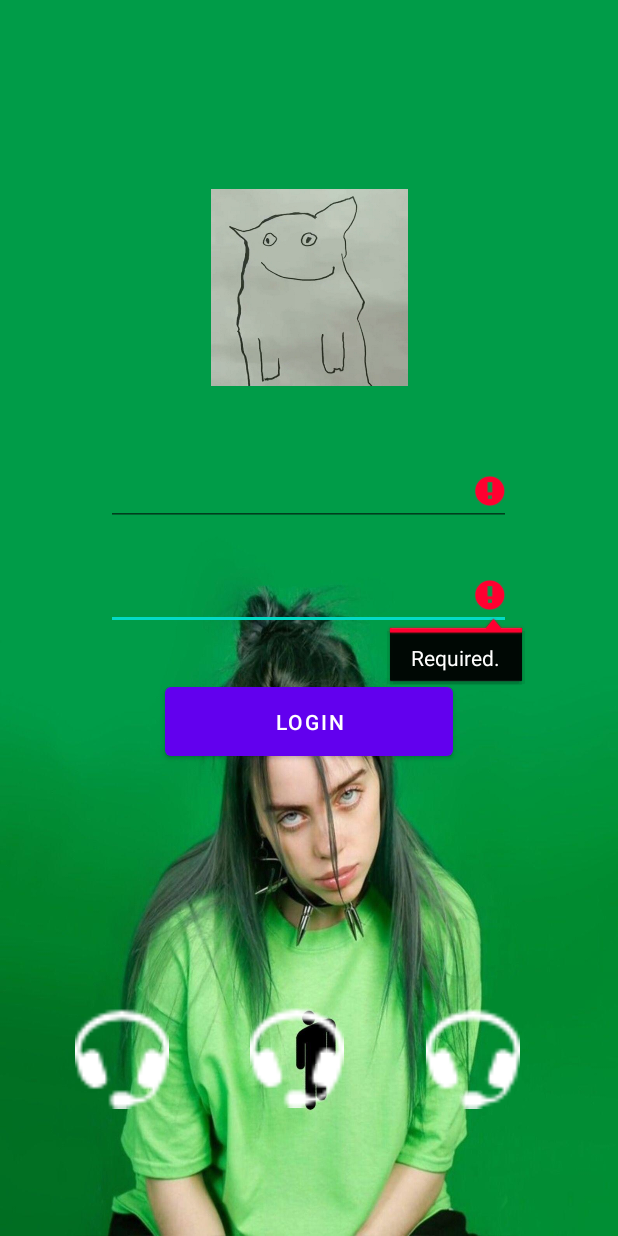
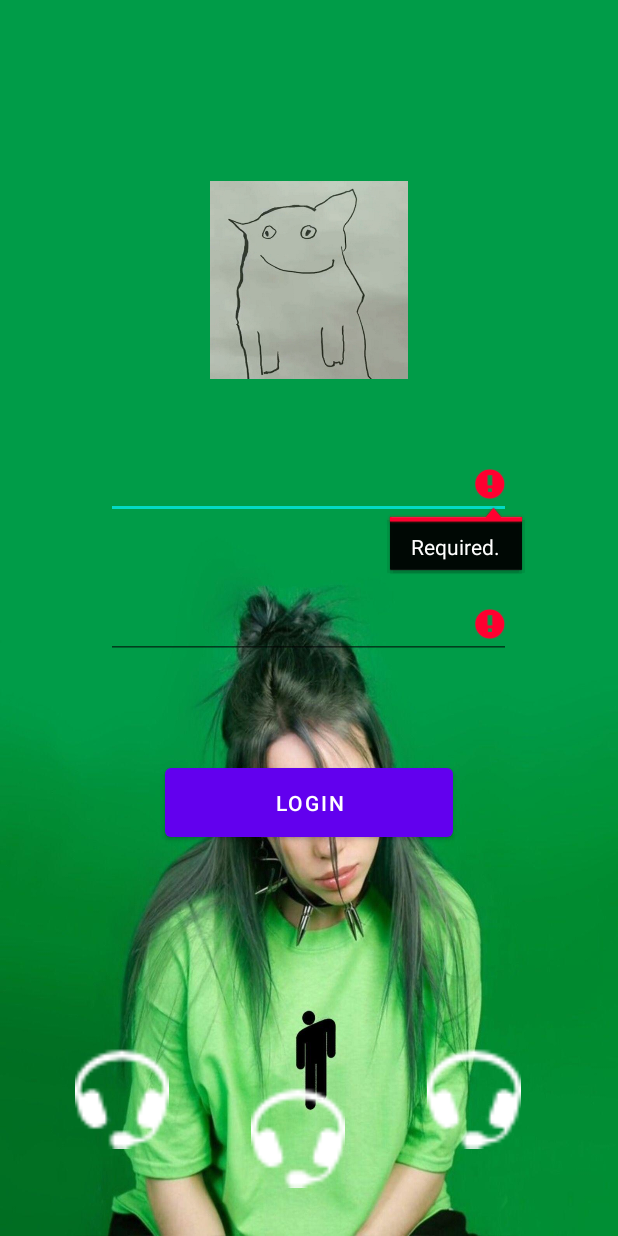
Before and after one commit to pogrib0k/Agrobib-Messanger, an Android app: the screen it shows after launch (LoginActivity), after a tap on "LOGIN", on a phone screen of 412 x 824 dp. Run offline under Robolectric (Android 15) with nearby library versions, the phone set to English and light mode, and no system bars; our stand-ins replace Firebase (no records; nobody signed in at launch, a user with empty details on screens opened directly).

Commit message:
Added Oath authentication with Google, Twitter, Github

```diff
--- a/app/build.gradle
+++ b/app/build.gradle
@@ -43,6 +43,8 @@ dependencies {
     // Declare the dependency for the Firebase Authentication library
     // When using the BoM, you don't specify versions in Firebase library dependencies
     implementation 'com.google.firebase:firebase-auth-ktx'
+    // Also declare the dependency for the Google Play services library and specify its version
+    implementation 'com.google.android.gms:play-services-auth:19.0.0'
 
     implementation "org.jetbrains.kotlin:kotlin-stdlib:$kotlin_version"
     implementation 'androidx.core:core-ktx:1.3.2'
--- a/app/src/main/java/com/nubip/agrobib_messenger/ChatActivity.kt
+++ b/app/src/main/java/com/nubip/agrobib_messenger/ChatActivity.kt
@@ -8,7 +8,7 @@ import com.google.firebase.auth.FirebaseAuth
 import com.google.firebase.auth.ktx.auth
 import com.google.firebase.ktx.Firebase
 import kotlinx.android.synthetic.main.activity_chat.*
-// TODO: remake all
+// TODO: Temporary code. Remake all
 class ChatActivity : AppCompatActivity(), View.OnClickListener {
 
     private lateinit var auth: FirebaseAuth
@@ -18,6 +18,8 @@ class ChatActivity : AppCompatActivity(), View.OnClickListener {
         setContentView(R.layout.activity_chat)
 
         auth = Firebase.auth
+
+        greeting_text.text = "Welcome to Agrobib-messenger, ${auth.currentUser?.email}"
 
         logout_button.setOnClickListener(this)
     }
--- a/app/src/main/java/com/nubip/agrobib_messenger/LoginActivity.kt
+++ b/app/src/main/java/com/nubip/agrobib_messenger/LoginActivity.kt
@@ -1,29 +1,51 @@
 package com.nubip.agrobib_messenger
 
 import android.content.Intent
-import androidx.appcompat.app.AppCompatActivity
 import android.os.Bundle
 import android.text.TextUtils
 import android.util.Log
 import android.view.View
 import android.widget.Toast
+import androidx.appcompat.app.AppCompatActivity
+import com.google.android.gms.auth.api.signin.GoogleSignIn
+import com.google.android.gms.auth.api.signin.GoogleSignInClient
+import com.google.android.gms.auth.api.signin.GoogleSignInOptions
+import com.google.android.gms.common.api.ApiException
+import com.google.android.material.snackbar.Snackbar
 import com.google.firebase.auth.FirebaseAuth
+import com.google.firebase.auth.GoogleAuthProvider
 import com.google.firebase.auth.ktx.auth
 import com.google.firebase.ktx.Firebase
+import com.nubip.agrobib_messenger.oauth.GithubOauth
+import com.nubip.agrobib_messenger.oauth.Oauth
+import com.nubip.agrobib_messenger.oauth.TwitterOauth
 import kotlinx.android.synthetic.main.activity_login.*
+
 
 class LoginActivity : AppCompatActivity(), View.OnClickListener {
 
     private lateinit var auth: FirebaseAuth
+    private lateinit var googleSignInClient: GoogleSignInClient
 
     override fun onCreate(savedInstanceState: Bundle?) {
         super.onCreate(savedInstanceState)
         setContentView(R.layout.activity_login)
-        setContentView(R.layout.activity_login)
 
         auth = Firebase.auth
 
+        // Configure Google Sign In
+        val gso = GoogleSignInOptions.Builder(GoogleSignInOptions.DEFAULT_SIGN_IN)
+                .requestIdToken(getString(R.string.default_web_client_id))
+                .requestEmail()
+                .build()
+
+        googleSignInClient = GoogleSignIn.getClient(this, gso)
+
+        // On click listeners
         login_button.setOnClickListener(this)
+        google_oauth_image.setOnClickListener(this)
+        github_oauth_image.setOnClickListener(this)
+        twitter_oauth_image.setOnClickListener(this)
     }
 
     override fun onClick(v: View) {
@@ -31,31 +53,12 @@ class LoginActivity : AppCompatActivity(), View.OnClickListener {
             R.id.login_button -> {
                 val email = editTextEmail.text.toString()
                 val password = editTextPassword.text.toString()
-                signIn(email, password)
+                signInWithEmailAndPassword(email, password)
             }
+            R.id.google_oauth_image -> signInWithGoogle()
+            R.id.github_oauth_image -> providerOauth(GithubOauth(auth))
+            R.id.twitter_oauth_image -> providerOauth(TwitterOauth(auth))
         }
-    }
-
-    private fun signIn(email: String, password: String) {
-        Log.d(TAG, "signIn:$email")
-        if (!validateForm()) {
-            return
-        }
-
-        auth.signInWithEmailAndPassword(email, password)
-                .addOnCompleteListener(this) { task ->
-                    if (task.isSuccessful) {
-                        // Sign in success, update UI with the signed-in user's information
-                        Log.d(TAG, "signInWithEmail:success")
-                        startMessenger()
-                    } else {
-                        // If sign in fails, display a message to the user.
-                        Log.w(TAG, "signInWithEmail:failure", task.exception)
-                        Toast.makeText(baseContext, "Authentication failed.",
-                                Toast.LENGTH_SHORT).show()
-                    }
-
-                }
     }
 
     private fun validateForm(): Boolean {
@@ -86,8 +89,85 @@ class LoginActivity : AppCompatActivity(), View.OnClickListener {
         finish()
     }
 
+    // Email and password authentication
+    private fun signInWithEmailAndPassword(email: String, password: String) {
+        Log.d(TAG, "signIn:$email")
+        if (!validateForm()) {
+            return
+        }
+
+        auth.signInWithEmailAndPassword(email, password)
+                .addOnCompleteListener(this) { task ->
+                    if (task.isSuccessful) {
+                        // Sign in success, update UI with the signed-in user's information
+                        Log.d(TAG, "signInWithEmail:success")
+                        startMessenger()
+                    } else {
+                        // If sign in fails, display a message to the user.
+                        Log.w(TAG, "signInWithEmail:failure", task.exception)
+                        showAuthFailMessage()
+                    }
+
+                }
+    }
+
+    // Oauth authentication via Google account
+    private fun signInWithGoogle() {
+        val signInIntent = googleSignInClient.signInIntent
+        startActivityForResult(signInIntent, RC_SIGN_IN)
+    }
+
+    override fun onActivityResult(requestCode: Int, resultCode: Int, data: Intent?) {
+        super.onActivityResult(requestCode, resultCode, data)
+
+        // Result returned from launching the Intent from GoogleSignInApi.getSignInIntent(...);
+        if (requestCode == RC_SIGN_IN) {
+            val task = GoogleSignIn.getSignedInAccountFromIntent(data)
+            try {
+                // Google Sign In was successful, authenticate with Firebase
+                val account = task.getResult(ApiException::class.java)!!
+                Log.d(TAG, "firebaseAuthWithGoogle:" + account.id)
+                firebaseAuthWithGoogle(account.idToken!!)
+            } catch (e: ApiException) {
+                // Google Sign In failed, update UI appropriately
+                Log.w(TAG, "Google sign in failed", e)
+            }
+        }
+    }
+
+    private fun firebaseAuthWithGoogle(idToken: String) {
+        val credential = GoogleAuthProvider.getCredential(idToken, null)
+        auth.signInWithCredential(credential)
+                .addOnCompleteListener(this) { task ->
+                    if (task.isSuccessful) {
+                        // Sign in success, update UI with the signed-in user's information
+                        Log.d(TAG, "signInWithCredential:success")
+                        startMessenger()
+                    } else {
+                        // If sign in fails, display a message to the user.
+                        Log.w(TAG, "signInWithCredential:failure", task.exception)
+                        showAuthFailMessage()
+                    }
+                }
+    }
+
+    private fun providerOauth(oauth: Oauth) {
+        oauth.startOauthActivity(this).addOnSuccessListener {
+            startMessenger()
+        }.addOnFailureListener {
+            showAuthFailMessage()
+        }
+    }
+
+    private fun showAuthFailMessage() {
+        val view: View = findViewById(R.id.main_layout)
+        Snackbar.make(view, "Authentication Failed!", Snackbar.LENGTH_SHORT).show()
+    }
+
+
     companion object {
         private val TAG = LoginActivity::class.java.simpleName
+        private const val RC_SIGN_IN = 47
     }
 
 }
--- a/app/src/main/res/layout/activity_chat.xml
+++ b/app/src/main/res/layout/activity_chat.xml
@@ -7,7 +7,7 @@
     tools:context=".ChatActivity">
 
     <TextView
-        android:id="@+id/textView"
+        android:id="@+id/greeting_text"
         android:layout_width="wrap_content"
         android:layout_height="wrap_content"
         android:text="Chat activity"
@@ -24,6 +24,6 @@
         app:layout_constraintBottom_toBottomOf="parent"
         app:layout_constraintEnd_toEndOf="parent"
         app:layout_constraintStart_toStartOf="parent"
-        app:layout_constraintTop_toBottomOf="@+id/textView"
+        app:layout_constraintTop_toBottomOf="@+id/greeting_text"
         app:layout_constraintVertical_bias="0.169" />
 </androidx.constraintlayout.widget.ConstraintLayout>
--- a/app/src/main/res/layout/activity_login.xml
+++ b/app/src/main/res/layout/activity_login.xml
@@ -1,99 +1,122 @@
 <?xml version="1.0" encoding="utf-8"?>
-<androidx.constraintlayout.widget.ConstraintLayout xmlns:android="http://schemas.android.com/apk/res/android"
+<LinearLayout xmlns:android="http://schemas.android.com/apk/res/android"
     xmlns:app="http://schemas.android.com/apk/res-auto"
     xmlns:tools="http://schemas.android.com/tools"
+    android:id="@+id/main_layout"
     android:layout_width="match_parent"
     android:layout_height="match_parent"
     android:background="@drawable/login_background"
+    android:orientation="vertical"
     tools:context=".MainActivity">
 
+    <androidx.constraintlayout.widget.ConstraintLayout
+        android:layout_width="match_parent"
+        android:layout_height="match_parent">
+
         <ImageView
-        android:id="@+id/imageView3"
+            android:id="@+id/google_oauth_image"
             android:layout_width="72dp"
             android:layout_height="68dp"
+            android:layout_marginStart="45dp"
+            android:layout_marginLeft="45dp"
+            android:layout_marginTop="161dp"
+            android:layout_marginEnd="45dp"
+            android:layout_marginRight="45dp"
+            android:layout_marginBottom="85dp"
             app:layout_constraintBottom_toBottomOf="parent"
-        app:layout_constraintEnd_toStartOf="@+id/imageView4"
-        app:layout_constraintStart_toEndOf="@+id/imageView2"
+            app:layout_constraintEnd_toStartOf="@+id/github_oauth_image"
+            app:layout_constraintStart_toStartOf="parent"
             app:layout_constraintTop_toBottomOf="@+id/login_button"
-        app:layout_constraintVertical_bias="0.654"
             app:srcCompat="@android:drawable/stat_sys_headset" />
 
+        <Button
+            android:id="@+id/login_button"
+            android:layout_width="192dp"
+            android:layout_height="58dp"
+            android:layout_marginStart="109dp"
+            android:layout_marginLeft="109dp"
+            android:layout_marginTop="33dp"
+            android:layout_marginEnd="110dp"
+            android:layout_marginRight="110dp"
+            android:layout_marginBottom="160dp"
+            android:text="@string/btn_login"
+            app:layout_constraintBottom_toTopOf="@+id/github_oauth_image"
+            app:layout_constraintEnd_toEndOf="parent"
+            app:layout_constraintStart_toStartOf="parent"
+            app:layout_constraintTop_toBottomOf="@+id/editTextPassword" />
+
+        <EditText
+            android:id="@+id/editTextEmail"
+            android:layout_width="270dp"
+            android:layout_height="45dp"
+            android:layout_marginStart="70dp"
+            android:layout_marginLeft="70dp"
+            android:layout_marginTop="48dp"
+            android:layout_marginEnd="71dp"
+            android:layout_marginRight="71dp"
+            android:layout_marginBottom="24dp"
+            android:inputType="textPersonName"
+            app:layout_constraintBottom_toTopOf="@+id/editTextPassword"
+            app:layout_constraintEnd_toEndOf="parent"
+            app:layout_constraintStart_toStartOf="parent"
+            app:layout_constraintTop_toBottomOf="@+id/imageView"
+            app:layout_constraintVertical_bias="0.48000002" />
+
         <ImageView
-        android:id="@+id/imageView4"
+            android:id="@+id/twitter_oauth_image"
             android:layout_width="72dp"
             android:layout_height="68dp"
+            android:layout_marginStart="45dp"
+            android:layout_marginLeft="45dp"
             android:layout_marginTop="161dp"
-        android:layout_marginEnd="16dp"
-        android:layout_marginRight="16dp"
+            android:layout_marginEnd="60dp"
+            android:layout_marginRight="60dp"
             android:layout_marginBottom="85dp"
             app:layout_constraintBottom_toBottomOf="parent"
             app:layout_constraintEnd_toEndOf="parent"
-        app:layout_constraintStart_toEndOf="@+id/imageView3"
+            app:layout_constraintStart_toEndOf="@+id/github_oauth_image"
             app:layout_constraintTop_toBottomOf="@+id/login_button"
-        app:layout_constraintVertical_bias="0.0"
             app:srcCompat="@android:drawable/stat_sys_headset" />
 
         <EditText
             android:id="@+id/editTextPassword"
             android:layout_width="270dp"
             android:layout_height="45dp"
-        android:layout_marginBottom="404dp"
+            android:layout_marginStart="70dp"
+            android:layout_marginLeft="70dp"
+            android:layout_marginTop="24dp"
+            android:layout_marginEnd="71dp"
+            android:layout_marginRight="71dp"
+            android:layout_marginBottom="33dp"
+            android:autofillHints=""
             android:inputType="textPassword"
-        app:layout_constraintBottom_toBottomOf="parent"
-        app:layout_constraintEnd_toEndOf="@+id/editTextEmail"
-        app:layout_constraintHorizontal_bias="0.0"
-        app:layout_constraintStart_toStartOf="@+id/editTextEmail"
-        android:autofillHints="" />
-
-    <EditText
-        android:id="@+id/editTextEmail"
-        android:layout_width="270dp"
-        android:layout_height="45dp"
-        android:layout_marginStart="16dp"
-        android:layout_marginLeft="16dp"
-        android:layout_marginEnd="16dp"
-        android:layout_marginRight="16dp"
-        android:layout_marginBottom="24dp"
-        android:inputType="textPersonName"
-        app:layout_constraintBottom_toTopOf="@+id/editTextPassword"
+            app:layout_constraintBottom_toTopOf="@+id/login_button"
             app:layout_constraintEnd_toEndOf="parent"
-        app:layout_constraintHorizontal_bias="0.494"
             app:layout_constraintStart_toStartOf="parent"
-        app:layout_constraintTop_toTopOf="parent"
-        app:layout_constraintVertical_bias="1.0" />
-
-    <Button
-        android:id="@+id/login_button"
-        android:layout_width="192dp"
-        android:layout_height="58dp"
-        android:layout_marginTop="32dp"
-        android:text="@string/btn_login"
-        app:layout_constraintEnd_toEndOf="@+id/editTextPassword"
-        app:layout_constraintStart_toStartOf="@+id/editTextPassword"
-        app:layout_constraintTop_toBottomOf="@+id/editTextPassword" />
+            app:layout_constraintTop_toBottomOf="@+id/editTextEmail" />
 
         <ImageView
             android:id="@+id/imageView"
+            android:layout_width="wrap_content"
+            android:layout_height="132dp"
             android:src="@drawable/avatar_example"
-        android:layout_width="131dp"
-        android:layout_height="132dp"
-        android:layout_marginBottom="48dp"
-        app:layout_constraintBottom_toTopOf="@+id/editTextEmail"
-        app:layout_constraintEnd_toEndOf="@+id/editTextEmail"
-        app:layout_constraintHorizontal_bias="0.503"
-        app:layout_constraintStart_toStartOf="@+id/editTextEmail"
-        />
+            app:layout_constraintBottom_toTopOf="@+id/google_oauth_image"
+            app:layout_constraintEnd_toStartOf="@+id/editTextEmail"
+            app:layout_constraintHorizontal_bias="0.0"
+            app:layout_constraintStart_toStartOf="parent"
+            app:layout_constraintTop_toTopOf="parent"
+            app:layout_constraintVertical_bias="0.279" />
 
         <ImageView
-        android:id="@+id/imageView2"
+            android:id="@+id/github_oauth_image"
             android:layout_width="72dp"
             android:layout_height="68dp"
-        android:layout_marginTop="161dp"
-        android:layout_marginBottom="85dp"
+            android:layout_marginBottom="32dp"
             app:layout_constraintBottom_toBottomOf="parent"
-        app:layout_constraintEnd_toStartOf="@+id/imageView3"
-        app:layout_constraintStart_toStartOf="parent"
+            app:layout_constraintEnd_toStartOf="@+id/twitter_oauth_image"
+            app:layout_constraintStart_toEndOf="@+id/google_oauth_image"
             app:layout_constraintTop_toBottomOf="@+id/login_button"
             app:srcCompat="@android:drawable/stat_sys_headset" />
+    </androidx.constraintlayout.widget.ConstraintLayout>
 
-</androidx.constraintlayout.widget.ConstraintLayout>
+</LinearLayout>
```
Also changed, not shown: app/src/main/java/com/nubip/agrobib_messenger/oauth/GithubOauth.kt (added, +7 -0 lines), app/src/main/java/com/nubip/agrobib_messenger/oauth/Oauth.kt (added, +15 -0 lines), app/src/main/java/com/nubip/agrobib_messenger/oauth/TwitterOauth.kt (added, +7 -0 lines). Lines whose indentation alone changed are shown as unchanged.
